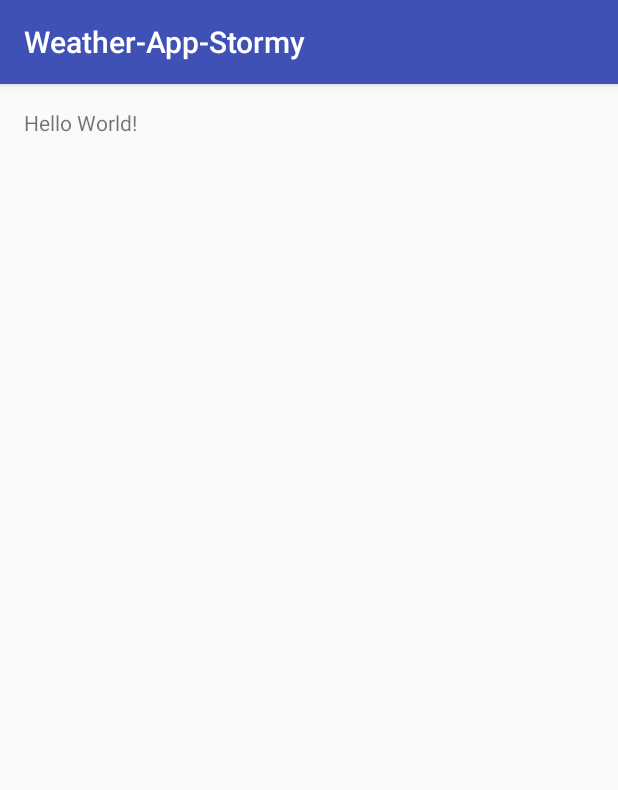
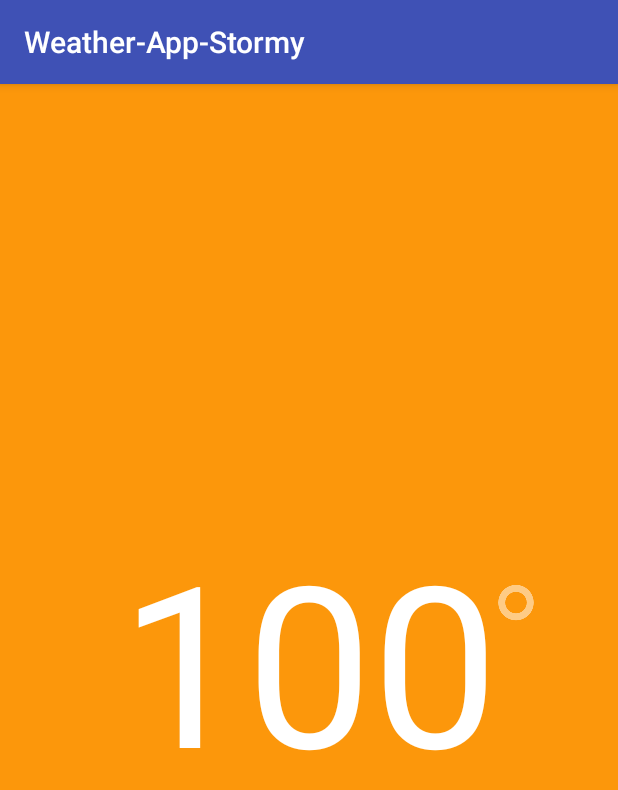
Before and after one commit to hanzchoi/Weather-App-Stormy, an Android app: the screen it shows after launch (MainActivity), on a phone screen of 412 x 824 dp. Shown: the top 790 px of the screen. Run offline under Robolectric (Android 15) with nearby library versions, the phone set to English and light mode, and no system bars.

Commit message:
started to make the layout

```diff
--- a/app/src/main/AndroidManifest.xml
+++ b/app/src/main/AndroidManifest.xml
@@ -11,7 +11,9 @@
         android:label="@string/app_name"
         android:supportsRtl="true"
         android:theme="@style/AppTheme">
-        <activity android:name=".MainActivity">
+        <activity
+            android:name=".MainActivity"
+            android:screenOrientation="portrait">
             <intent-filter>
                 <action android:name="android.intent.action.MAIN"/>
 
--- a/app/src/main/res/layout/activity_main.xml
+++ b/app/src/main/res/layout/activity_main.xml
@@ -8,10 +8,25 @@
     android:paddingLeft="@dimen/activity_horizontal_margin"
     android:paddingRight="@dimen/activity_horizontal_margin"
     android:paddingTop="@dimen/activity_vertical_margin"
-    tools:context="personabe1984.c4q.nyc.weather_app_stormy.MainActivity">
+    tools:context="personabe1984.c4q.nyc.weather_app_stormy.MainActivity"
+    android:background="#fffc970b">
 
     <TextView
         android:layout_width="wrap_content"
         android:layout_height="wrap_content"
-        android:text="Hello World!"/>
+        android:text="100"
+        android:id="@+id/temperatureLanbel"
+        android:layout_centerVertical="true"
+        android:layout_centerHorizontal="true"
+        android:textColor="@android:color/white"
+        android:textSize="150sp"/>
+
+    <ImageView
+        android:layout_width="wrap_content"
+        android:layout_height="wrap_content"
+        android:id="@+id/degreeImageView"
+        android:layout_alignTop="@+id/temperatureLanbel"
+        android:layout_toEndOf="@+id/temperatureLanbel"
+        android:src="@mipmap/degree"
+        android:layout_marginTop="50dp"/>
 </RelativeLayout>
```
